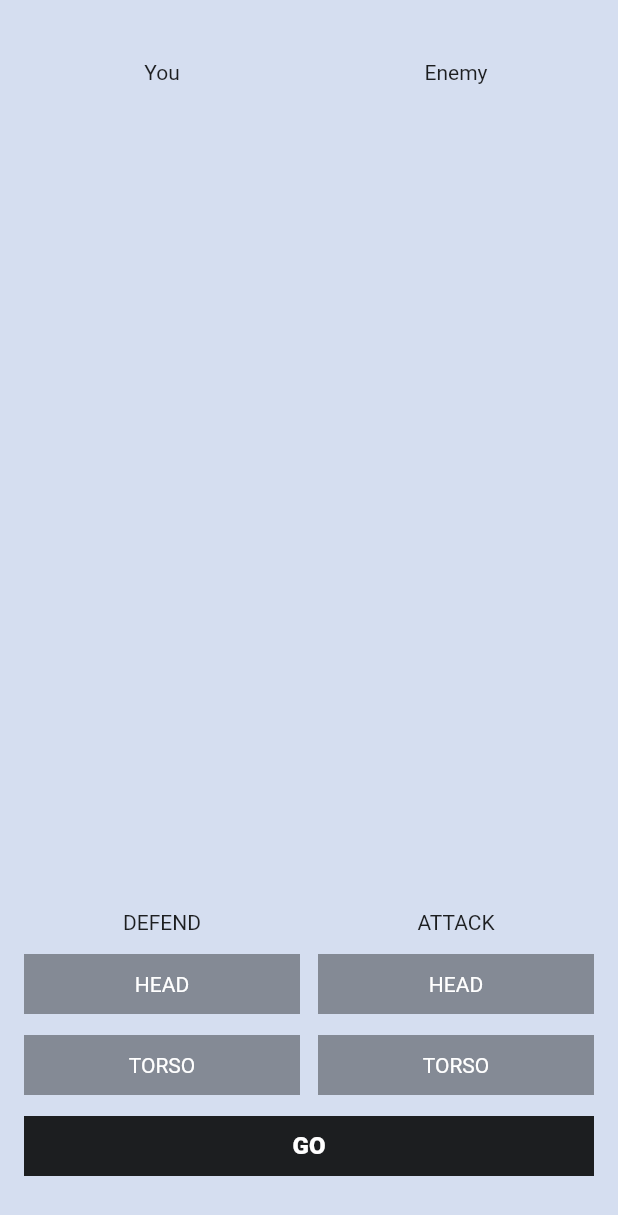
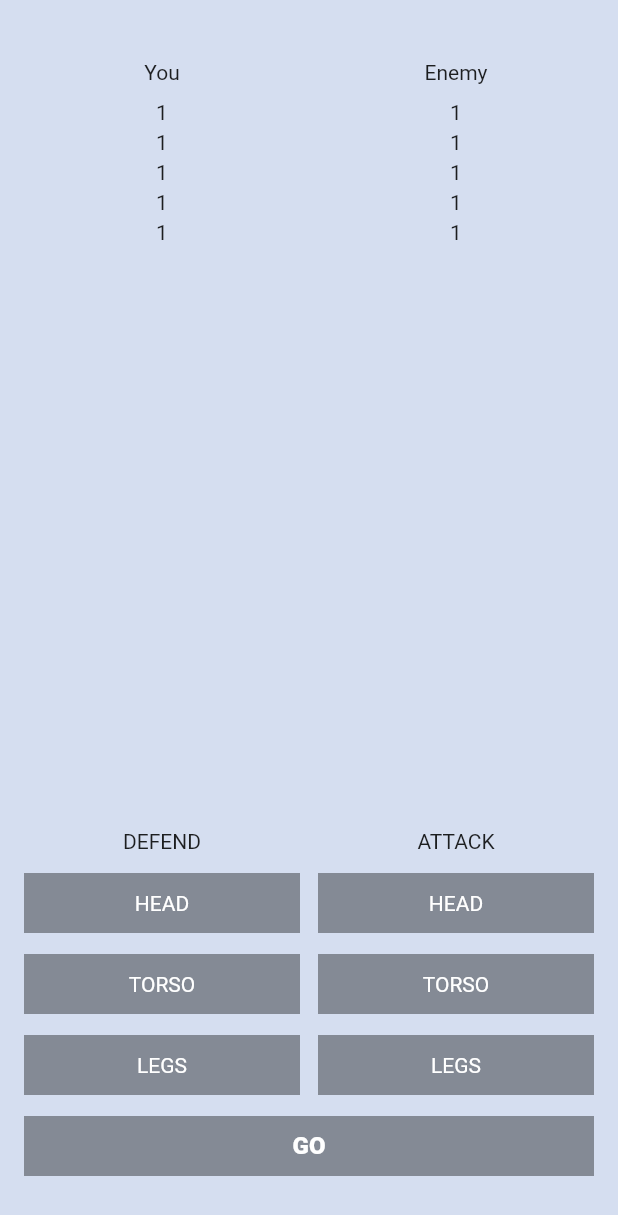
Before and after one commit to reaferon/flutter_fight_club, a Flutter app: the screen it shows after launch, on a phone screen of 412 x 824 dp. Shown: the top 1215 px of the screen. Run offline on Flutter 3.47's test engine with Material 2 defaults, Android fonts, the phone set to English and light mode, and no system bars.

Commit message:
dz 1-4, 1-5

```diff
--- a/lib/main.dart
+++ b/lib/main.dart
@@ -35,9 +35,43 @@ class _MyHomePageState extends State<MyHomePage> {
             mainAxisAlignment: MainAxisAlignment.spaceEvenly,
             children: [
               SizedBox(width: 16),
-              Expanded(child: Center(child: Text("You"))),
+              Expanded(
+                child: Column(
+                  children: [
+                    Center(child: Text("You"),),
+                    SizedBox(height: 11,),
+                    Center(child: Text("1")),
+                    SizedBox(height: 4),
+                    Center(child: Text("1")),
+                    SizedBox(height: 4),
+                    Center(child: Text("1")),
+                    SizedBox(height: 4),
+                    Center(child: Text("1")),
+                    SizedBox(height: 4),
+                    Center(child: Text("1")),
+                    SizedBox(height: 4),
+                  ],
+                ),
+              ),
               SizedBox(width: 12),
-              Expanded(child: Center(child: Text("Enemy"))),
+              Expanded(
+                child: Column(
+                  children: [
+                    Center(child: Text("Enemy"),),
+                    SizedBox(height: 11,),
+                    Center(child: Text("1")),
+                    SizedBox(height: 4),
+                    Center(child: Text("1")),
+                    SizedBox(height: 4),
+                    Center(child: Text("1")),
+                    SizedBox(height: 4),
+                    Center(child: Text("1")),
+                    SizedBox(height: 4),
+                    Center(child: Text("1")),
+                    SizedBox(height: 4),
+                  ],
+                ),
+              ),
               SizedBox(width: 16),
             ],
           ),
@@ -62,6 +96,13 @@ class _MyHomePageState extends State<MyHomePage> {
                       selected: defendingBodyPart == BodyPart.torso,
                       bodyPartSetter: _selectDefendingBodyPart,
                     ),
+                    SizedBox(height: 14),
+                    BodyPartButton(
+                      bodyPart: BodyPart.legs,
+                      selected: defendingBodyPart == BodyPart.legs,
+                      bodyPartSetter: _selectDefendingBodyPart,
+                    ),
+
                   ],
                 ),
               ),
@@ -82,6 +123,12 @@ class _MyHomePageState extends State<MyHomePage> {
                       selected: attackingBodyPart == BodyPart.torso,
                       bodyPartSetter: _selectAttackingBodyPart,
                     ),
+                    SizedBox(height: 14),
+                    BodyPartButton(
+                      bodyPart: BodyPart.legs,
+                      selected: attackingBodyPart == BodyPart.legs,
+                      bodyPartSetter: _selectAttackingBodyPart,
+                    ),
                   ],
                 ),
               ),
@@ -96,7 +143,8 @@ class _MyHomePageState extends State<MyHomePage> {
                   child: GestureDetector(
                 onTap: () {
                   setState(() {
-                        if(defendingBodyPart != null && attackingBodyPart != null ) {
+                    if (defendingBodyPart != null &&
+                        attackingBodyPart != null) {
                       defendingBodyPart = null;
                       attackingBodyPart = null;
                     }
@@ -105,7 +153,10 @@ class _MyHomePageState extends State<MyHomePage> {
                 child: SizedBox(
                   height: 40,
                   child: ColoredBox(
-                        color: Colors.black87,
+                    color:
+                        (defendingBodyPart != null && attackingBodyPart != null)
+                            ? Colors.black87
+                            : Color.fromRGBO(0, 0, 0, 0.38),
                     child: Center(
                       child: Text(
                         "Go".toUpperCase(),
@@ -147,6 +198,7 @@ class BodyPart {
 
   static const head = BodyPart._("Head");
   static const torso = BodyPart._("Torso");
+  static const legs = BodyPart._("Legs");
 
   @override
   String toString() {
```
Also changed, not shown: 1 other file. Lines whose indentation alone changed are shown as unchanged.
